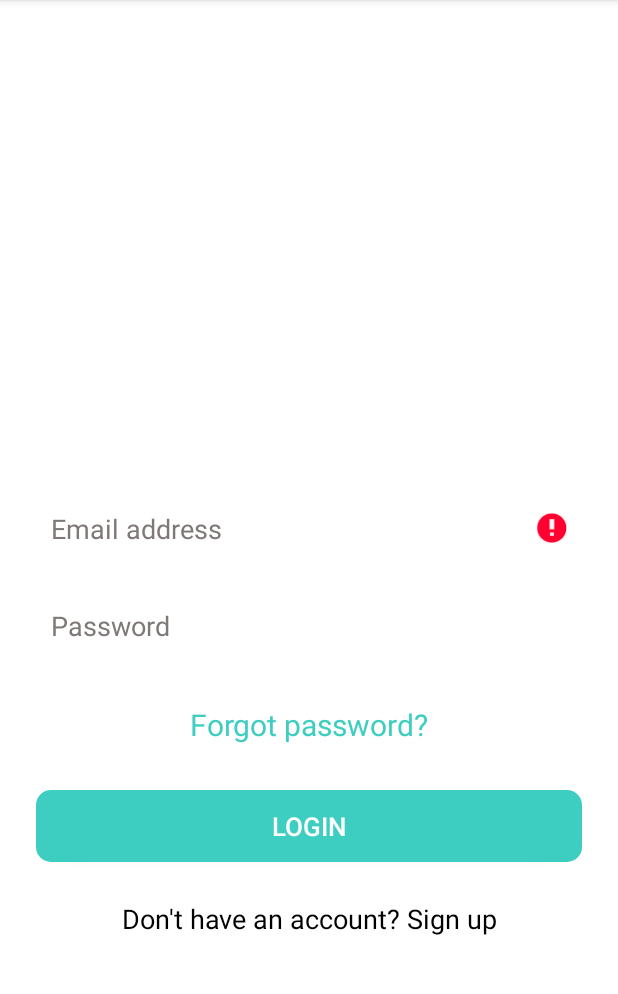
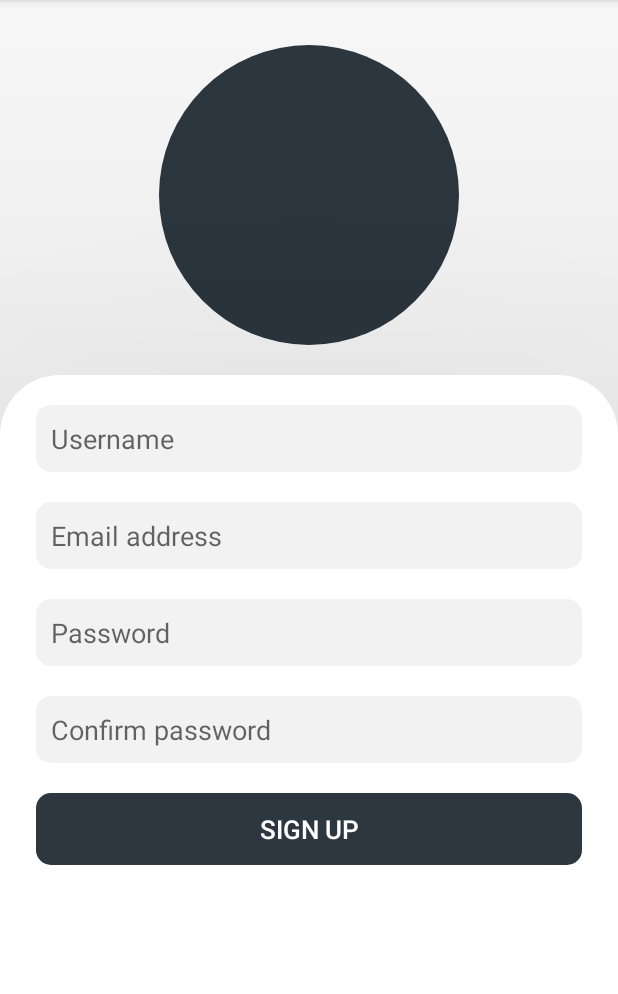
Before and after one commit to Aitorbp/karate-manager-android, an Android app: the screen it shows after launch (LoginActivity before the commit, RegisterActivity after it), after a tap on "Don't have an account? Sign up", on a phone screen of 412 x 824 dp, the part 84-1078 px from its top. Run offline under Robolectric (Android 15) with nearby library versions, the phone set to English and light mode, and no system bars; our stand-ins replace CircleImageView; 2 other taps on this screen came first.

Commit message:
Functionality and first design done (login and register)

```diff
--- a/app/src/main/java/com/example/karate_manager/LoginActivity.java
+++ b/app/src/main/java/com/example/karate_manager/LoginActivity.java
@@ -11,14 +11,21 @@ import android.widget.EditText;
 import android.widget.LinearLayout;
 import android.widget.Toast;
 
+import com.example.karate_manager.Models.User;
+import com.example.karate_manager.Network.APIService;
+import com.example.karate_manager.Network.ApiUtils;
+
 import androidx.appcompat.app.AppCompatActivity;
+import retrofit2.Call;
+import retrofit2.Callback;
+import retrofit2.Response;
 
 public class LoginActivity extends AppCompatActivity {
 
     EditText input_email, input_password;
     Button loginBtn;
     LinearLayout popup_loading;
-   // private APIService APIService;
+    private APIService APIService;
     Dialog dialogLoading;
 
 
@@ -31,13 +38,13 @@ public class LoginActivity extends AppCompatActivity {
         input_email = findViewById(R.id.input_email);
         input_password = findViewById(R.id.input_password);
         loginBtn = findViewById(R.id.btn_login);
-      //  APIService = ApiUtils.getAPIService();
+        APIService = ApiUtils.getAPIService();
 
-       // popup_loading = findViewById(R.id.popup_loading);
+        popup_loading = findViewById(R.id.popup_loading);
 
 
         dialogLoading = new Dialog(LoginActivity.this);
- //       dialogLoading.setContentView(R.layout.popup_loading);
+       dialogLoading.setContentView(R.layout.popup_loading);
 
         //Click Listener del botón del login
         loginBtn.setOnClickListener(new View.OnClickListener() {
@@ -66,7 +73,7 @@ public class LoginActivity extends AppCompatActivity {
         }
         else if(checkEmail(email) && checkPass(pass)){
 
-          //  loginPOST(pass,email);
+          loginPOST(pass,email);
         }else{
             Log.d("tusmuertos", email);
         }
@@ -95,7 +102,7 @@ public class LoginActivity extends AppCompatActivity {
     }
     //Click from login to register view
     public void link_signup(View view) {
-      //  startActivity(new Intent(this, RegisterActivity.class));
+        startActivity(new Intent(this, RegisterActivity.class));
     }
 
     public void link_forgot_password(View view) {
@@ -103,7 +110,7 @@ public class LoginActivity extends AppCompatActivity {
     }
 
 
-/*
+
     private void loginPOST(String password, String email)
     {
         dialogLoading.show();
@@ -113,11 +120,8 @@ public class LoginActivity extends AppCompatActivity {
         APIService.sendUser(user).enqueue(new Callback<User>() {
             @Override
             public void onResponse(Call<User> call, Response<User> response) {
-
                 dialogLoading.dismiss();
                 if(response.isSuccessful()) {
-
-
 
                     Log.d("RESPUESTA DEL MENSAJE", response.toString());
                     Intent intent = new Intent(LoginActivity.this, MainActivity.class );
@@ -126,7 +130,6 @@ public class LoginActivity extends AppCompatActivity {
                 }else{
                     Toast.makeText(getApplicationContext(), "Incorrect username or password", Toast.LENGTH_SHORT).show();
                 }
-
             }
 
             @Override
@@ -136,7 +139,5 @@ public class LoginActivity extends AppCompatActivity {
                 dialogLoading.dismiss();
             }
         });
-
-
-    }*/
+    }
 }
--- a/app/src/main/java/com/example/karate_manager/MenuActivity.java
+++ b/app/src/main/java/com/example/karate_manager/MenuActivity.java
@@ -3,4 +3,7 @@ package com.example.karate_manager;
 import androidx.appcompat.app.AppCompatActivity;
 
 public class MenuActivity extends AppCompatActivity {
+
+
+
 }
--- a/app/src/main/java/com/example/karate_manager/Network/APIService.java
+++ b/app/src/main/java/com/example/karate_manager/Network/APIService.java
@@ -1,4 +1,6 @@
 package com.example.karate_manager.Network;
+
+import com.example.karate_manager.Models.User;
 
 import retrofit2.Call;
 import retrofit2.http.Body;
@@ -8,10 +10,10 @@ import retrofit2.http.POST;
 public interface APIService {
 
     @Headers("Content-Type: application/json")
-    @POST("api/user")
+    @POST("user")
     Call<User> createUser(@Body User user);
-    @POST("api/user/login")
+    @POST("user/login")
     Call<User> sendUser(@Body User user);
-    @POST("api/user/password/reset")
+    @POST("user/password/reset")
     Call<User> recoverPass(@Body User user);
 }
--- a/app/src/main/java/com/example/karate_manager/Network/ApiUtils.java
+++ b/app/src/main/java/com/example/karate_manager/Network/ApiUtils.java
@@ -4,9 +4,9 @@ public class ApiUtils {
     private ApiUtils() {}
 
     private static final String BASE_URL = "http://192.168.56.1" +
-            "/api-manager-karate/karate-manager-api-laravel/public/api/";
+            "/trabajos/api-manager-karate/karate-manager-api-laravel/public/api/";
 
-    static APIService getAPIService() {
+    public static APIService getAPIService() {
         return RetrofitClient.getClient(BASE_URL).create(APIService.class);
     }
 
--- /dev/null
+++ b/app/src/main/java/com/example/karate_manager/Network/RetrofitClient.java
@@ -0,0 +1,28 @@
+package com.example.karate_manager.Network;
+
+import okhttp3.OkHttpClient;
+import okhttp3.logging.HttpLoggingInterceptor;
+import retrofit2.Retrofit;
+import retrofit2.converter.gson.GsonConverterFactory;
+
+public class RetrofitClient {
+    private static Retrofit retrofit = null;
+
+    public static Retrofit getClient(String baseUrl) {
+
+        if (retrofit==null) {
+            HttpLoggingInterceptor interceptor = new HttpLoggingInterceptor();
+            interceptor.level(HttpLoggingInterceptor.Level.BODY);
+            interceptor.getLevel();
+            OkHttpClient client = new OkHttpClient.Builder().addInterceptor(interceptor).build();
+
+
+            retrofit = new Retrofit.Builder()
+                    .baseUrl(baseUrl)
+                    .client(client)
+                    .addConverterFactory(GsonConverterFactory.create())
+                    .build();
+        }
+        return retrofit;
+    }
+}
--- a/app/src/main/res/drawable/custom_buttom_formulary.xml
+++ b/app/src/main/res/drawable/custom_buttom_formulary.xml
@@ -1,6 +1,6 @@
 <?xml version="1.0" encoding="utf-8"?>
 <shape xmlns:android="http://schemas.android.com/apk/res/android" android:shape="rectangle">
-    <solid android:color="@color/colorWhite"/>
+    <solid android:color="@color/colorAlmostWhite"/>
     <corners android:radius="10dp"  />
 
 </shape>
--- a/app/src/main/res/drawable/custom_button.xml
+++ b/app/src/main/res/drawable/custom_button.xml
@@ -1,5 +1,5 @@
 <?xml version="1.0" encoding="utf-8"?>
 <shape xmlns:android="http://schemas.android.com/apk/res/android" android:shape="rectangle">
-    <solid android:color="@color/colorButton"/>
+    <solid android:color="@color/colorButtonBlack"/>
     <corners android:radius="10dp"/>
 </shape>
--- /dev/null
+++ b/app/src/main/res/drawable/custom_formulary.xml
@@ -0,0 +1,9 @@
+<?xml version="1.0" encoding="utf-8"?>
+<shape xmlns:android="http://schemas.android.com/apk/res/android" android:shape="rectangle">
+    <solid android:color="@color/colorWhite"/>
+    <corners android:topLeftRadius="40dp" android:topRightRadius="40dp"/>
+
+    <stroke android:color="@color/colorGrey" android:width="0px"></stroke>
+
+
+</shape>
--- a/app/src/main/res/layout/activity_login.xml
+++ b/app/src/main/res/layout/activity_login.xml
@@ -20,23 +20,24 @@
 
 
         <de.hdodenhof.circleimageview.CircleImageView
-            android:layout_marginTop="70dp"
+            android:layout_marginTop="30dp"
             android:id="@+id/user_picture"
             android:layout_width="200dp"
             android:layout_height="200dp"
             android:layout_gravity="center"
+            android:src="@color/colorButtonBlack"
        />
 
 
 
     </LinearLayout>
-
     <LinearLayout
+        android:elevation="200dp"
         android:orientation="vertical"
         android:layout_width="match_parent"
         android:layout_height="match_parent"
-        android:background="@color/colorWhiteTransparent"
-        android:layout_marginTop="300dp"
+        android:background="@drawable/custom_formulary"
+        android:layout_marginTop="250dp"
         android:paddingLeft="24dp"
         android:paddingRight="24dp">
 
@@ -66,10 +67,10 @@
             android:hint="Password"
             />
         <TextView
-            android:textColor="@color/colorButton"
+            android:textColor="@color/colorButtonBlack"
             android:layout_width="fill_parent"
             android:layout_height="wrap_content"
-            android:layout_marginTop="30dp"
+            android:layout_marginTop="20dp"
 
             android:text="Forgot password?"
 
@@ -81,8 +82,8 @@
             android:id="@+id/btn_login"
             android:layout_width="fill_parent"
             android:layout_height="wrap_content"
-            android:layout_marginTop="30dp"
-            android:layout_marginBottom="24dp"
+            android:layout_marginTop="20dp"
+            android:layout_marginBottom="15dp"
             android:padding="12dp"
             android:text="Login"
             android:textSize="17dp"
@@ -90,10 +91,9 @@
             android:textColor="#FFFFFF"
             />
         <TextView
-            android:textColor="@color/colorBlack"
+            android:textColor="@color/colorButtonBlack"
             android:layout_width="fill_parent"
             android:layout_height="wrap_content"
-            android:layout_marginBottom="24dp"
             android:text="Don't have an account? Sign up"
             android:gravity="center"
             android:clickable="true"
--- /dev/null
+++ b/app/src/main/res/layout/activity_register.xml
@@ -0,0 +1,99 @@
+<?xml version="1.0" encoding="utf-8"?>
+
+<RelativeLayout xmlns:android="http://schemas.android.com/apk/res/android"
+    android:layout_width="match_parent"
+    android:layout_height="match_parent"
+>
+
+    <LinearLayout
+        xmlns:android="http://schemas.android.com/apk/res/android"
+        xmlns:app="http://schemas.android.com/apk/res-auto"
+        xmlns:tools="http://schemas.android.com/tools"
+        android:layout_width="match_parent"
+        android:layout_height="match_parent"
+        android:orientation="vertical"
+        android:paddingLeft="24dp"
+        android:paddingTop="30dp"
+        android:paddingRight="24dp"
+        tools:context=".RegisterActivity"
+        tools:ignore="MissingConstraints"
+        tools:layout_editor_absoluteX="0dp"
+        tools:layout_editor_absoluteY="2dp">
+        <de.hdodenhof.circleimageview.CircleImageView
+            android:id="@+id/user_picture"
+            android:layout_width="200dp"
+            android:layout_height="200dp"
+            android:layout_gravity="center"
+            android:src="@color/colorButtonBlack"
+        />
+    </LinearLayout>
+
+    <LinearLayout
+        android:elevation="300dp"
+        android:orientation="vertical"
+        android:layout_width="match_parent"
+        android:layout_height="match_parent"
+        android:background="@drawable/custom_formulary"
+        android:layout_marginTop="250dp"
+        android:paddingLeft="24dp"
+        android:paddingRight="24dp"
+        >
+        <EditText
+            android:layout_marginTop="20dp"
+            android:background="@drawable/custom_buttom_formulary"
+            android:id="@+id/input_username"
+            android:layout_width="match_parent"
+            android:layout_height="wrap_content"
+            android:hint="Username"
+            android:padding="10dp"
+            android:paddingLeft="10dp"
+            android:layout_marginBottom="20dp"/>
+        <EditText
+
+            android:id="@+id/input_email"
+            android:layout_width="match_parent"
+            android:layout_height="wrap_content"
+            android:hint="Email address"
+            android:inputType="textEmailAddress"
+            android:background="@drawable/custom_buttom_formulary"
+            android:padding="10dp"
+            android:paddingLeft="10dp"
+            android:layout_marginBottom="20dp"/>
+
+        <EditText
+            android:id="@+id/input_password"
+            android:layout_width="match_parent"
+            android:layout_height="wrap_content"
+            android:hint="Password"
+            android:inputType="textPassword"
+            android:background="@drawable/custom_buttom_formulary"
+            android:padding="10dp"
+            android:paddingLeft="10dp"
+            android:layout_marginBottom="20dp"/>
+        <EditText
+            android:id="@+id/input_confirm_password"
+            android:layout_width="match_parent"
+            android:layout_height="wrap_content"
+            android:hint="Confirm password"
+            android:inputType="textPassword"
+            android:background="@drawable/custom_buttom_formulary"
+            android:padding="10dp"
+            android:paddingLeft="10dp"
+            android:layout_marginBottom="20dp"/>
+
+
+        <Button
+            android:textSize="17dp"
+            android:id="@+id/btn_register"
+            android:layout_width="fill_parent"
+            android:layout_height="wrap_content"
+
+            android:layout_marginBottom="24dp"
+            android:padding="12dp"
+            android:text="SIGN UP"
+            android:background="@drawable/custom_button"
+            android:textColor="#FFFFFF"/>
+    </LinearLayout>
+
+
+</RelativeLayout>
--- a/app/src/main/res/values/colors.xml
+++ b/app/src/main/res/values/colors.xml
@@ -3,9 +3,11 @@
     <color name="colorPrimary">#008577</color>
     <color name="colorPrimaryDark">#00574B</color>
     <color name="colorAccent">#D81B60</color>
-    <color name="colorButton">#3ECEC1</color>
-    <color name="colorBlack">#000000</color>
+    <color name="colorButtonBlack">#2C3740</color>
+    <color name="colorYellowApp">#F28749</color>
     <color name="colorGrey">#7E7976</color>
+    <color name="colorAlmostWhite">#F2F2F2</color>
     <color name="colorWhite">#FFFFFF</color>
+    <color name="colorOcre">#F2DFCE</color>
     <color name="colorWhiteTransparent">#80FFFFFF</color>
 </resources>
```
Also changed, not shown: app/src/main/AndroidManifest.xml (+4 -3 lines), app/src/main/java/com/example/karate_manager/Models/User.java (added, +33 -0 lines), app/src/main/java/com/example/karate_manager/RegisterActivity.java (added, +175 -0 lines), app/src/main/res/drawable/custom_buttom_loading.xml (added, +8 -0 lines), app/src/main/res/drawable/custom_loading.xml (added, +27 -0 lines), app/src/main/res/layout/popup_loading.xml (added, +31 -0 lines).
